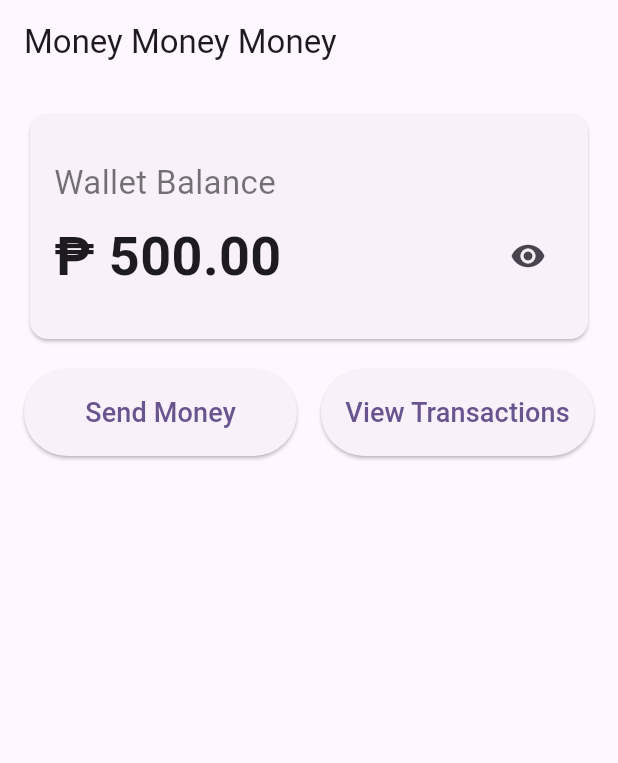
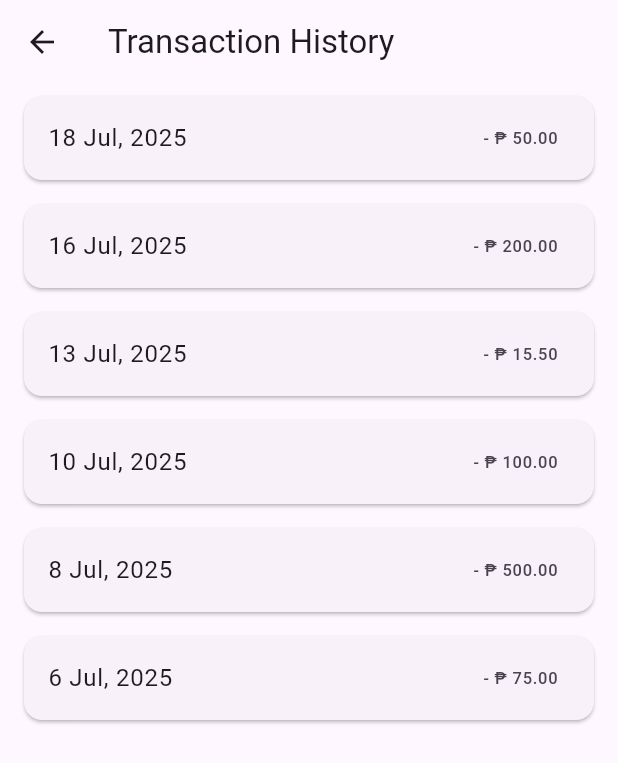
Before and after one commit to mengmengmengmeng/moneymoneymoney, a Flutter app: the HomeScreen screen opened directly, after a tap on "View Transactions", on a phone screen of 412 x 824 dp. Shown: the top 763 px of the screen. Run offline on Flutter 3.47's test engine with Material 3 defaults, Android fonts, the phone set to English and light mode, and no system bars.

Commit message:
Added Transaction History Screen, Added dummy data for UI

```diff
--- a/lib/home_screen.dart
+++ b/lib/home_screen.dart
@@ -1,5 +1,6 @@
 import 'package:flutter/material.dart';
 import 'package:moneymoneymoney/send_money_screen.dart';
+import 'package:moneymoneymoney/transaction_history_screen.dart';
 
 class HomeScreen extends StatefulWidget {
   const HomeScreen({super.key});
@@ -101,6 +102,12 @@ class _HomeScreenState extends State<HomeScreen> {
                     ),
                     onPressed: () {
                       debugPrint('ASDASDASDASD View transactions');
+                      Navigator.push(
+                        context,
+                        MaterialPageRoute(
+                          builder: (context) => const TransactionHistoryScreen(),
+                        ),
+                      );
                     },
                     child: const Text(
                       'View Transactions',
--- /dev/null
+++ b/lib/transaction_history_screen.dart
@@ -0,0 +1,35 @@
+import 'package:flutter/material.dart';
+
+class TransactionHistoryScreen extends StatelessWidget {
+  const TransactionHistoryScreen({super.key});
+
+  // Dummy data for transaction history
+  final List<Map<String, dynamic>> transactions = const [
+    {'amount': '50.00', 'date': '18 Jul, 2025'},
+    {'amount': '200.00', 'date': '16 Jul, 2025'},
+    {'amount': '15.50', 'date': '13 Jul, 2025'},
+    {'amount': '100.00', 'date': '10 Jul, 2025'},
+    {'amount': '500.00', 'date': '8 Jul, 2025'},
+    {'amount': '75.00', 'date': '6 Jul, 2025'},
+  ];
+
+  @override
+  Widget build(BuildContext context) {
+    return Scaffold(
+      appBar: AppBar(title: const Text('Transaction History')),
+      body: ListView.builder(
+        itemCount: transactions.length,
+        itemBuilder: (context, index) {
+          final transaction = transactions[index];
+          return Card(
+            margin: const EdgeInsets.symmetric(horizontal: 16.0, vertical: 8.0),
+            child: ListTile(
+              title: Text('${transaction['date']}'),
+              trailing: Text('- ₱ ${transaction['amount']}'),
+            ),
+          );
+        },
+      ),
+    );
+  }
+}
```
